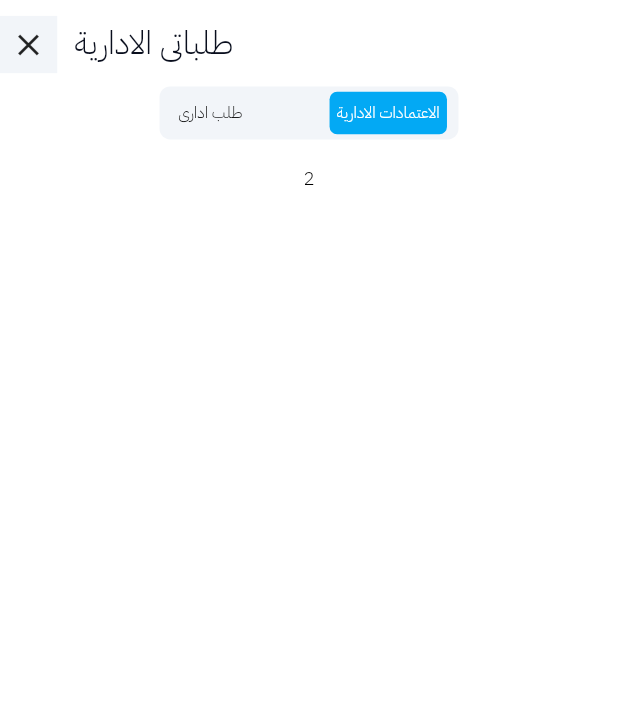
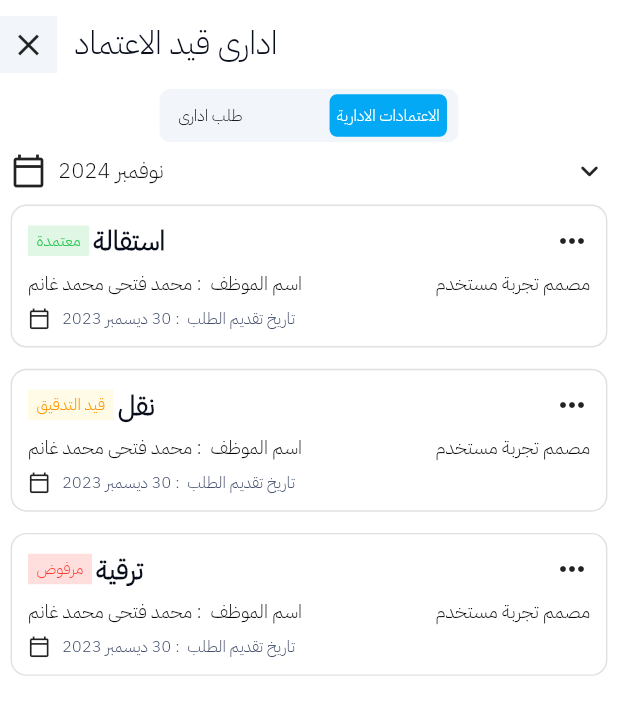
Before and after one commit to MosaadIbrahimB/Employee-Portal-Mobile-App, a Flutter app: the AllManagementRequestWidget widget shown alone on an empty page, opened directly, after a tap on "الاعتمادات الادارية", on a phone screen of 412 x 824 dp. Shown: the top 715 px of the screen. Run offline on Flutter 3.47's test engine with Material 3 defaults, Android fonts, the phone set to English and light mode, and no system bars; our stand-ins replace file_picker, flutter_bloc, flutter_screenutil, flutter_svg.

Commit message:
finish request mangement screen

```diff
--- a/lib/feature/home/data/report_model.dart
+++ b/lib/feature/home/data/report_model.dart
@@ -9,11 +9,15 @@ class ReportModel{
   final bool? isRejected; //تحت التدقيق
   final int? numberOfInstallments;//عدد الأقساط
   final int? amount;
+  final String? dateRequest; //تاريخ الطلب
+
 
   ReportModel(
       {this.typeReport, this.nameReport, this.not, this.isRequestAdvance,
         this.isSickLeave, this.isCertified, this.isUnderReview, this.isRejected,
-        this.numberOfInstallments, this.amount}); // الرصيد
+        this.numberOfInstallments, this.amount,
+      this.dateRequest
+      }); // الرصيد
 
 
 
@@ -34,6 +38,7 @@ class ReportModel{
       isSickLeave: true,
       numberOfInstallments: 2,
       amount: 20,
+      dateRequest: " 30 ديسمبر 2023"
     ),
     ReportModel(
       typeReport: "تقرير الاجازات",
@@ -71,4 +76,21 @@ class ReportModel{
       amount: 20,
     ),
   ];
+  static List<ReportModel> listManagement=[
+    ReportModel(
+      nameReport: "استقالة",
+      isCertified: true,
+        dateRequest: " 30 ديسمبر 2023"
+    ),
+    ReportModel(
+        nameReport: "نقل",
+        dateRequest: " 30 ديسمبر 2023",
+      isUnderReview: true
+    ),
+    ReportModel(
+        nameReport: "ترقية",
+        dateRequest: " 30 ديسمبر 2023",
+        isRejected: true
+    ),
+  ];
 }
--- a/lib/feature/request/presentation/screen/request_screen.dart
+++ b/lib/feature/request/presentation/screen/request_screen.dart
@@ -4,6 +4,8 @@ import 'package:employee_portal_mobile_app/feature/request/control/request/reque
 import 'package:employee_portal_mobile_app/feature/request/control/tab_switcher/tab_switcher_cubit.dart';
 import 'package:employee_portal_mobile_app/feature/request/presentation/widget/add_request/add_request_type_widget.dart';
 import 'package:employee_portal_mobile_app/feature/request/presentation/widget/request_screen_body.dart';
+import 'package:employee_portal_mobile_app/feature/request/presentation/widget/request_type/management_request/all_management_request_widget.dart';
+import 'package:employee_portal_mobile_app/feature/request/presentation/widget/request_type/management_request/management_request_widget.dart';
 import 'package:flutter_bloc/flutter_bloc.dart';
 
 class RequestScreen extends StatelessWidget {
@@ -11,7 +13,8 @@ class RequestScreen extends StatelessWidget {
 
   static final List<Widget> screen = [
     RequestScreenBody(),
-    AddRequestTypeWidget()
+    AllManagementRequestWidget(),
+    ManagementRequestWidget()
   ];
 
   @override
@@ -24,7 +27,7 @@ class RequestScreen extends StatelessWidget {
       ],
       child: BlocBuilder<RequestCubit,int>(
         builder: (context,state) {
-          return screen[state];
+          return SingleChildScrollView(child: screen[state]);
         }
       ),
     );
--- a/lib/feature/request/presentation/widget/add_request/add_request_type_widget.dart
+++ b/lib/feature/request/presentation/widget/add_request/add_request_type_widget.dart
@@ -11,12 +11,7 @@ class AddRequestTypeWidget extends StatelessWidget {
     return Scaffold(
       body: SingleChildScrollView(
 
-      child: Column(
-        children: [
-          AllManagementRequestWidget()
-        ],
-      ),
-
+child: ManagementRequestWidget(),
       ),
     );
   }
--- /dev/null
+++ b/lib/feature/request/presentation/widget/request_tab_of_app_bar_switcher.dart
@@ -0,0 +1,56 @@
+import 'package:employee_portal_mobile_app/core/utils/import_file.dart';
+import 'package:employee_portal_mobile_app/feature/request/control/tab_switcher/tab_switcher_cubit.dart';
+import 'package:flutter_bloc/flutter_bloc.dart';
+
+class RequestTabOfAppBarSwitcher extends StatelessWidget {
+  RequestTabOfAppBarSwitcher({super.key});
+
+  final List<String> tabs = ['طلب ادارى', 'الاعتمادات الادارية'];
+
+  @override
+  Widget build(BuildContext context) {
+    return Container(
+      width: 208.w,
+      height: 40.h,
+      padding: EdgeInsets.symmetric(horizontal: 8.w),
+      decoration: BoxDecoration(
+        borderRadius: BorderRadius
+            .circular(8)
+            .r,
+        color: Color(0xffF2F5F9),
+      ),
+      child: BlocBuilder<TabSwitcherCubit, int>(
+        builder: (context, state) {
+          return Row(
+            mainAxisAlignment: MainAxisAlignment.spaceBetween,
+            children: List.generate(tabs.length, (index) {
+              bool isSelected = index == state;
+              return GestureDetector(
+                onTap: () {
+                  BlocProvider.of<TabSwitcherCubit>(context).changeTab(index);
+                },
+                child: Container(
+                  height: 32.h,
+                  padding: EdgeInsets.symmetric(horizontal: 5.w),
+                  decoration: BoxDecoration(
+                    color: isSelected ? Colors.lightBlue : null,
+                    borderRadius: BorderRadius.circular(5),
+                  ),
+                  child: Center(
+                    child: Text(
+                      tabs[index],
+                      style: AppTextStyle.iBMP12w500.copyWith(
+                        color: isSelected ? Colors.white : Colors.black,
+                        fontSize: 12.sp,
+                      ),
+                    ),
+                  ),
+                ),
+              );
+            }),
+          );
+        },
+      ),
+    );
+  }
+}
--- /dev/null
+++ b/lib/feature/request/presentation/widget/request_type/management_request/AppBarTabManagementRequestWidget.dart
@@ -0,0 +1,27 @@
+import 'package:employee_portal_mobile_app/core/utils/import_file.dart';
+
+class AppBarTabManagementRequestWidget extends StatelessWidget {
+  const AppBarTabManagementRequestWidget({super.key});
+
+  @override
+  Widget build(BuildContext context) {
+    return Row (
+      children: [
+        Icon(Icons.calendar_today_outlined),
+        SizedBox(width: 8.w,),
+        Text(
+          "نوفمبر 2024",
+          style:
+          AppTextStyle.iBMP16w500Black
+          ,
+        ),
+        Spacer(),
+        GestureDetector(
+            onTap: (){
+
+            },
+            child: Icon(Icons.keyboard_arrow_down_rounded)),
+      ],
+    );
+  }
+}
--- a/lib/feature/request/presentation/widget/request_type/management_request/all_management_request_widget.dart
+++ b/lib/feature/request/presentation/widget/request_type/management_request/all_management_request_widget.dart
@@ -1,16 +1,25 @@
 import 'package:employee_portal_mobile_app/core/component/input_data_widget.dart';
 import 'package:employee_portal_mobile_app/core/component/input_date_day_widget.dart';
 import 'package:employee_portal_mobile_app/core/utils/import_file.dart';
+import 'package:employee_portal_mobile_app/feature/person/presentation/widget/tab_of_app_bar_switcher.dart';
 import 'package:employee_portal_mobile_app/feature/request/control/tab_switcher/tab_switcher_cubit.dart';
+import 'package:employee_portal_mobile_app/feature/request/presentation/widget/request_tab_of_app_bar_switcher.dart';
 import 'package:employee_portal_mobile_app/feature/request/presentation/widget/request_type/management_request/app_bar_management_request_widget.dart';
+import 'package:employee_portal_mobile_app/feature/request/presentation/widget/request_type/management_request/tab_credits_management_request/tab_credits_management_request_widget.dart';
+import 'package:employee_portal_mobile_app/feature/request/presentation/widget/request_type/management_request/tab_mangement_request/tab_management_request_widget.dart';
 import 'package:flutter_bloc/flutter_bloc.dart';
 
 class AllManagementRequestWidget extends StatelessWidget {
   const AllManagementRequestWidget({super.key});
 
   static final List<Widget> listBody = [
-    TabAdministrativeRequestWidget(),
-    Text("2"),
+    TabManagementRequestWidget(),
+    TabCreditsManagementRequestWidget(),
+  ];
+
+  static final List<String> listAppbar = [
+    "طلباتى الادارية",
+    "ادارى قيد الاعتماد",
   ];
 
   @override
@@ -19,10 +28,13 @@ class AllManagementRequestWidget extends StatelessWidget {
     Column(
       children: [
         SizedBox(height: 12.h),
-        AppBarManagementRequestWidget(title: "طلباتى الادارية",),
-        SizedBox(height: 10.h),
-        TabOfAppBarSwitcher(),
+        BlocBuilder<TabSwitcherCubit, int>(
+          builder: (context, state) {
+            return AppBarManagementRequestWidget(title: listAppbar[state],);
+          },
+        ),
         SizedBox(height: 12.h),
+        RequestTabOfAppBarSwitcher(),
         //body
         Padding(
           padding: const EdgeInsets.all(8.0).r,
@@ -32,96 +44,8 @@ class AllManagementRequestWidget extends StatelessWidget {
             },
           ),
         ),
-        SizedBox(height: 16.h),
 
       ],
     ));
   }
 }
-
-class TabAdministrativeRequestWidget extends StatelessWidget {
-  const TabAdministrativeRequestWidget({super.key});
-
-  @override
-  Widget build(BuildContext context) {
-    return Column(
-      children: [
-        Row(
-          children: [
-            Icon(Icons.calendar_today_outlined),
-            SizedBox(width: 8.w,),
-            Text(
-              "نوفمبر 2024",
-              style:
-              AppTextStyle.iBMP16w500Black
-              ,
-            ),
-            Spacer(),
-            Icon(Icons.keyboard_arrow_down_rounded),
-
-          ],
-        )
-      ],
-    );
-  }
-}
-
-
-
-
-
-
-
-
-class TabOfAppBarSwitcher extends StatelessWidget {
-  TabOfAppBarSwitcher({super.key});
-
-  final List<String> tabs = ['طلب ادارى', 'الاعتمادات الادارية'];
-
-  @override
-  Widget build(BuildContext context) {
-    return Container(
-      width: 208.w,
-      height: 40.h,
-      padding: EdgeInsets.symmetric(horizontal: 8.w),
-      decoration: BoxDecoration(
-        borderRadius: BorderRadius
-            .circular(8)
-            .r,
-        color: Color(0xffF2F5F9),
-      ),
-      child: BlocBuilder<TabSwitcherCubit, int>(
-        builder: (context, state) {
-          return Row(
-            mainAxisAlignment: MainAxisAlignment.spaceBetween,
-            children: List.generate(tabs.length, (index) {
-              bool isSelected = index == state;
-              return GestureDetector(
-                onTap: () {
-                  BlocProvider.of<TabSwitcherCubit>(context).changeTab(index);
-                },
-                child: Container(
-                  height: 32.h,
-                  padding: EdgeInsets.symmetric(horizontal: 5.w),
-                  decoration: BoxDecoration(
-                    color: isSelected ? Colors.lightBlue : null,
-                    borderRadius: BorderRadius.circular(5),
-                  ),
-                  child: Center(
-                    child: Text(
-                      tabs[index],
-                      style: AppTextStyle.iBMP12w500.copyWith(
-                        color: isSelected ? Colors.white : Colors.black,
-                        fontSize: 12.sp,
-                      ),
-                    ),
-                  ),
-                ),
-              );
-            }),
-          );
-        },
-      ),
-    );
-  }
-}
--- a/lib/feature/request/presentation/widget/request_type/management_request/app_bar_management_request_widget.dart
+++ b/lib/feature/request/presentation/widget/request_type/management_request/app_bar_management_request_widget.dart
@@ -7,7 +7,7 @@ class AppBarManagementRequestWidget extends StatelessWidget {
   final String title;
   @override
   Widget build(BuildContext context) {
-    return             Row(
+    return    Row(
       children: [
         GestureDetector(
           onTap: () {
--- /dev/null
+++ b/lib/feature/request/presentation/widget/request_type/management_request/date_request_widget.dart
@@ -0,0 +1,31 @@
+import 'package:employee_portal_mobile_app/core/utils/import_file.dart';
+import 'package:employee_portal_mobile_app/feature/home/data/report_model.dart';
+
+class DateRequestWidget extends StatelessWidget {
+  const DateRequestWidget({super.key, this.reportModel});
+
+  final ReportModel? reportModel;
+
+  @override
+  Widget build(BuildContext context) {
+    return Row(
+      mainAxisSize: MainAxisSize.min,
+      children: [
+        Icon(Icons.calendar_today_outlined, size: 15),
+        SizedBox(width: 8.w),
+        reportModel != null
+            ? Text(
+              reportModel!.dateRequest != null
+                  ? "تاريخ تقديم الطلب  :${reportModel!.dateRequest}"
+                  : "تاريخ تقديم الطلب  :غير متاح",
+
+              style: AppTextStyle.iBMP12w500.copyWith(color: Color(0xff3D4966)),
+            )
+            : Text(
+              "تاريخ تقديم الطلب  : 30 ديسمبر 2023",
+              style: AppTextStyle.iBMP12w500.copyWith(color: Color(0xff3D4966)),
+            ),
+      ],
+    );
+  }
+}
--- /dev/null
+++ b/lib/feature/request/presentation/widget/request_type/management_request/item_request_widget.dart
@@ -0,0 +1,38 @@
+import 'package:employee_portal_mobile_app/core/utils/import_file.dart';
+import 'package:employee_portal_mobile_app/feature/home/data/report_model.dart';
+import 'package:employee_portal_mobile_app/feature/home/presentation/widget/report_widget/report_status_widget.dart';
+import 'package:employee_portal_mobile_app/feature/request/presentation/widget/request_type/management_request/date_request_widget.dart';
+
+class ItemRequestWidget extends StatelessWidget {
+  const ItemRequestWidget({
+    super.key,
+    required this.reportModel,
+  });
+
+  final ReportModel reportModel;
+
+  @override
+  Widget build(BuildContext context) {
+    return Container(
+      width: double.infinity,
+      padding: EdgeInsets.all(12).r,
+      decoration: BoxDecoration(
+        color: Colors.white,
+        borderRadius: BorderRadius.circular(12).r,
+        border: Border.all(color: Colors.black12, width: 1.w),
+      ),
+      child: Column(
+        crossAxisAlignment: CrossAxisAlignment.start,
+        children: [
+          // معتمده - تحت الطلب -مرفوض - التاريخ
+          ReportStatusWidget(
+            reportModel: reportModel,
+          ),
+          SizedBox(height: 8.h),
+          DateRequestWidget(reportModel: reportModel,),
+
+        ],
+      ),
+    );
+  }
+}
--- a/lib/feature/request/presentation/widget/request_type/management_request/management_request_widget.dart
+++ b/lib/feature/request/presentation/widget/request_type/management_request/management_request_widget.dart
@@ -9,7 +9,7 @@ import 'package:employee_portal_mobile_app/feature/request/presentation/widget/r
 import 'package:employee_portal_mobile_app/feature/splash/presentation/widget/custom_button_widget.dart';
 import 'package:flutter_bloc/flutter_bloc.dart';
 
-//شاشة اضافة طلب منها هنروح على شاشة
+//طلب ادارى شاشة اضافة
 
 class ManagementRequestWidget extends StatelessWidget {
   ManagementRequestWidget({super.key});
--- /dev/null
+++ b/lib/feature/request/presentation/widget/request_type/management_request/tab_credits_management_request/item_of_tab_credits_request_widget.dart
@@ -0,0 +1,55 @@
+import 'package:employee_portal_mobile_app/core/utils/import_file.dart';
+import 'package:employee_portal_mobile_app/feature/home/data/report_model.dart';
+import 'package:employee_portal_mobile_app/feature/home/presentation/widget/report_widget/report_status_widget.dart';
+import 'package:employee_portal_mobile_app/feature/request/presentation/widget/request_type/management_request/date_request_widget.dart';
+
+class ItemOfTabCreditsRequestWidget extends StatelessWidget {
+  const ItemOfTabCreditsRequestWidget({
+    super.key,
+    required this.reportModel,
+  });
+
+  final ReportModel reportModel;
+  static const IconData moreH = IconData(0xe402, fontFamily: 'MaterialIcons');
+
+  @override
+  Widget build(BuildContext context) {
+    return Container(
+      width: double.infinity,
+      margin: EdgeInsets.only(bottom: 16.h),
+      padding: EdgeInsets.all(12).r,
+      decoration: BoxDecoration(
+        color: Colors.white,
+        borderRadius: BorderRadius.circular(12).r,
+        border: Border.all(color: Colors.black12, width: 1.w),
+      ),
+      child: Column(
+        crossAxisAlignment: CrossAxisAlignment.start,
+        children: [
+          // معتمده - تحت الطلب -مرفوض - التاريخ
+          Row(
+            mainAxisAlignment: MainAxisAlignment.spaceBetween,
+            children: [
+              ReportStatusWidget(
+                reportModel: reportModel,
+              ),
+              Icon(moreH)
+            ],
+          ),
+
+          SizedBox(height: 8.h),
+          Row(
+            mainAxisAlignment: MainAxisAlignment.spaceBetween,
+            children: [
+              Text("اسم الموظف  : محمد فتحى محمد غانم"),
+              Text("مصمم تجربة مستخدم"),
+            ],
+          ),
+          SizedBox(height: 8.h),
+          DateRequestWidget(reportModel: reportModel,),
+
+        ],
+      ),
+    );
+  }
+}
--- /dev/null
+++ b/lib/feature/request/presentation/widget/request_type/management_request/tab_credits_management_request/tab_credits_management_request_widget.dart
@@ -0,0 +1,30 @@
+import 'package:employee_portal_mobile_app/core/utils/import_file.dart';
+import 'package:employee_portal_mobile_app/feature/home/data/report_model.dart';
+import 'package:employee_portal_mobile_app/feature/home/presentation/widget/report_widget/report_status_widget.dart';
+import 'package:employee_portal_mobile_app/feature/request/presentation/widget/request_type/management_request/AppBarTabManagementRequestWidget.dart';
+import 'package:employee_portal_mobile_app/feature/request/presentation/widget/request_type/management_request/date_request_widget.dart';
+import 'package:employee_portal_mobile_app/feature/request/presentation/widget/request_type/management_request/tab_credits_management_request/item_of_tab_credits_request_widget.dart';
+import 'package:employee_portal_mobile_app/feature/splash/presentation/widget/custom_button_widget.dart';
+
+class TabCreditsManagementRequestWidget extends StatelessWidget {
+  const TabCreditsManagementRequestWidget({super.key});
+
+  @override
+  Widget build(BuildContext context) {
+    return Column(
+      children: [
+        AppBarTabManagementRequestWidget(),
+        SizedBox(height: 12.h),
+        Column(
+          children:
+          ReportModel.listManagement
+              .map((e) => ItemOfTabCreditsRequestWidget(reportModel: e))
+              .toList(),
+        ),
+        // SizedBox(height: 21.h),
+        // CustomButtonWidget(onTap: (){}, title: "طلب ادارى")
+
+      ],
+    );
+  }
+}
--- /dev/null
+++ b/lib/feature/request/presentation/widget/request_type/management_request/tab_mangement_request/tab_management_request_widget.dart
@@ -0,0 +1,34 @@
+import 'package:employee_portal_mobile_app/core/utils/import_file.dart';
+import 'package:employee_portal_mobile_app/feature/home/data/report_model.dart';
+import 'package:employee_portal_mobile_app/feature/layout/export_Layout_file.dart';
+import 'package:employee_portal_mobile_app/feature/request/control/request/request_cubit.dart';
+import 'package:employee_portal_mobile_app/feature/request/presentation/widget/request_type/management_request/AppBarTabManagementRequestWidget.dart';
+import 'package:employee_portal_mobile_app/feature/request/presentation/widget/request_type/management_request/item_request_widget.dart';
+import 'package:employee_portal_mobile_app/feature/splash/presentation/widget/custom_button_widget.dart';
+
+class TabManagementRequestWidget extends StatelessWidget {
+  const TabManagementRequestWidget({super.key});
+
+  @override
+  Widget build(BuildContext context) {
+    return Column(
+      children: [
+        AppBarTabManagementRequestWidget(),
+        SizedBox(height: 12.h),
+        Column(
+          children:
+              ReportModel.listManagement
+                  .map((e) => ItemRequestWidget(reportModel: e))
+                  .toList(),
+        ),
+        SizedBox(height: 21.h),
+        CustomButtonWidget(onTap: (){
+          BlocProvider.of<RequestCubit>(context).changePage(2);
+
+
+        }, title: "طلب ادارى")
+
+      ],
+    );
+  }
+}
```
